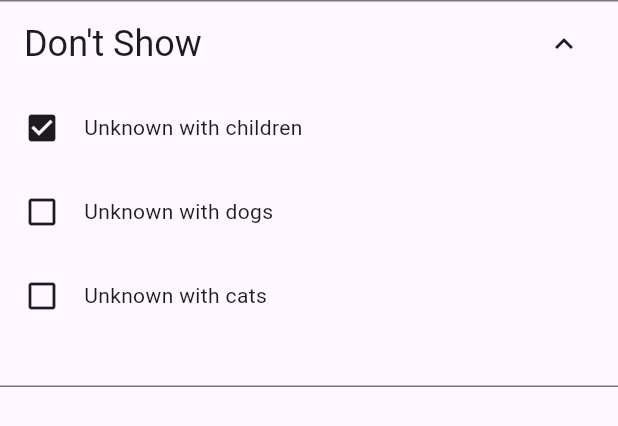
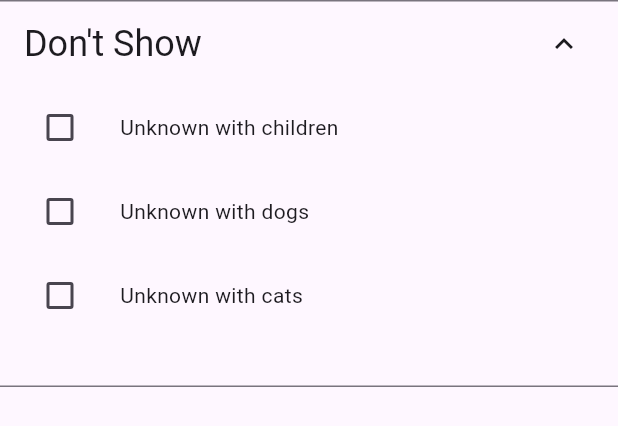
Before and after one commit to anishh2003/petRescues, a Flutter app: the DontShowExpansionTileOptions widget shown alone on an empty page, opened directly, after a tap on an icon or button, on a phone screen of 412 x 824 dp. Shown: the top 426 px of the screen. Run offline on Flutter 3.47's test engine with Material 3 defaults, Android fonts, the phone set to English and light mode, and no system bars; our stand-ins replace appinio_swiper, card_swiper, cloud_firestore, file_picker, firebase_auth, firebase_core and 6 more; accounts and stored records are empty.

Commit message:
unknown filter implemented

```diff
--- a/lib/features/filters/widgets/filter_expansion_options.dart/dontShow_expansion.dart
+++ b/lib/features/filters/widgets/filter_expansion_options.dart/dontShow_expansion.dart
@@ -1,5 +1,6 @@
 import 'package:flutter/material.dart';
 import 'package:flutter_riverpod/flutter_riverpod.dart';
+import 'package:pet_rescues/features/filters/controller/filters_controller.dart';
 import 'package:pet_rescues/models/filters_model.dart';
 import 'package:pet_rescues/settings/theme_provider.dart';
 
@@ -15,14 +16,10 @@ class _DontShowExpansionTileOptionsState
     extends ConsumerState<DontShowExpansionTileOptions> {
   int index = 0;
 
-  void initState() {
-    // index = ref.read(appliedPetsToggleProvider.notifier).state.index;
-    super.initState();
-  }
-
   @override
   Widget build(BuildContext context) {
     var darkTheme = ref.watch(darkThemeProvider);
+    var dontShowOptions = ref.watch(tempDontShowOptionsProvider);
     return ExpansionTile(
       expandedAlignment: Alignment.centerLeft,
       expandedCrossAxisAlignment: CrossAxisAlignment.start,
@@ -45,30 +42,25 @@ class _DontShowExpansionTileOptionsState
               shrinkWrap: true,
               itemCount: filterMenuOptions[5].dontShowOptions!.length,
               itemBuilder: (context, i) {
-                return GestureDetector(
-                  onTap: () {
-                    setState(() {
-                      index = i;
+                return ListTile(
+                  leading: Checkbox(
+                    value: dontShowOptions[i].checkboxValue,
+                    onChanged: (bool? value) {
+                      ref
+                          .read(tempDontShowOptionsProvider.notifier)
+                          .update((state) {
+                        final updatedOptions = [...state];
+                        updatedOptions[i] = DontShowOption(
+                          title: updatedOptions[i].title,
+                          checkboxValue: value ?? false,
+                        );
+                        return updatedOptions;
                       });
                     },
-                  child: ListTile(
-                    leading: index == i
-                        ? Icon(
-                            Icons.check_box,
-                            color: darkTheme
-                                ? Theme.of(context).colorScheme.primaryContainer
-                                : Theme.of(context).colorScheme.onSurface,
-                          )
-                        : Icon(
-                            Icons.check_box_outline_blank,
-                            color: darkTheme
-                                ? Theme.of(context).colorScheme.primaryContainer
-                                : Theme.of(context).colorScheme.onSurface,
                   ),
                   title: Text(
                     filterMenuOptions[5].dontShowOptions![i].title,
                     style: Theme.of(context).textTheme.bodyMedium,
-                    ),
                   ),
                 );
               },
--- a/lib/models/filters_model.dart
+++ b/lib/models/filters_model.dart
@@ -171,6 +171,7 @@ List<AgeOption> ageFilterOptions = [
   AgeOption(title: AnimalAge.sevenPlus.displayName, checkboxValue: false),
 ];
 
+
 List<ShelterOption> shelterFilterOptions = [
   ShelterOption(title: 'Dali dog Rescue', checkboxValue: false),
   ShelterOption(title: 'Be Kind Rescue', checkboxValue: false),
@@ -178,6 +179,7 @@ List<ShelterOption> shelterFilterOptions = [
   ShelterOption(title: 'Miracle\'s Mission', checkboxValue: false),
 ];
 
+List<DontShowOption> tempDontShowFilterOptions = [];
 List<DontShowOption> dontShowFilterOptions = [
   DontShowOption(title: 'Unknown with children', checkboxValue: false),
   DontShowOption(title: 'Unknown with dogs', checkboxValue: false),
```
Also changed, not shown: lib/core/providers/common_provider.dart (+30 -1 lines), lib/core/providers/settings_provider.dart (+37 -0 lines), lib/features/filters/controller/filters_controller.dart (+11 -0 lines), lib/features/filters/screens/filters_screen.dart (+9 -2 lines), lib/features/pets/pets_details_screen.dart (+28 -0 lines), lib/models/pet_candidate_model.dart (+35 -0 lines). Lines whose indentation alone changed are shown as unchanged.
